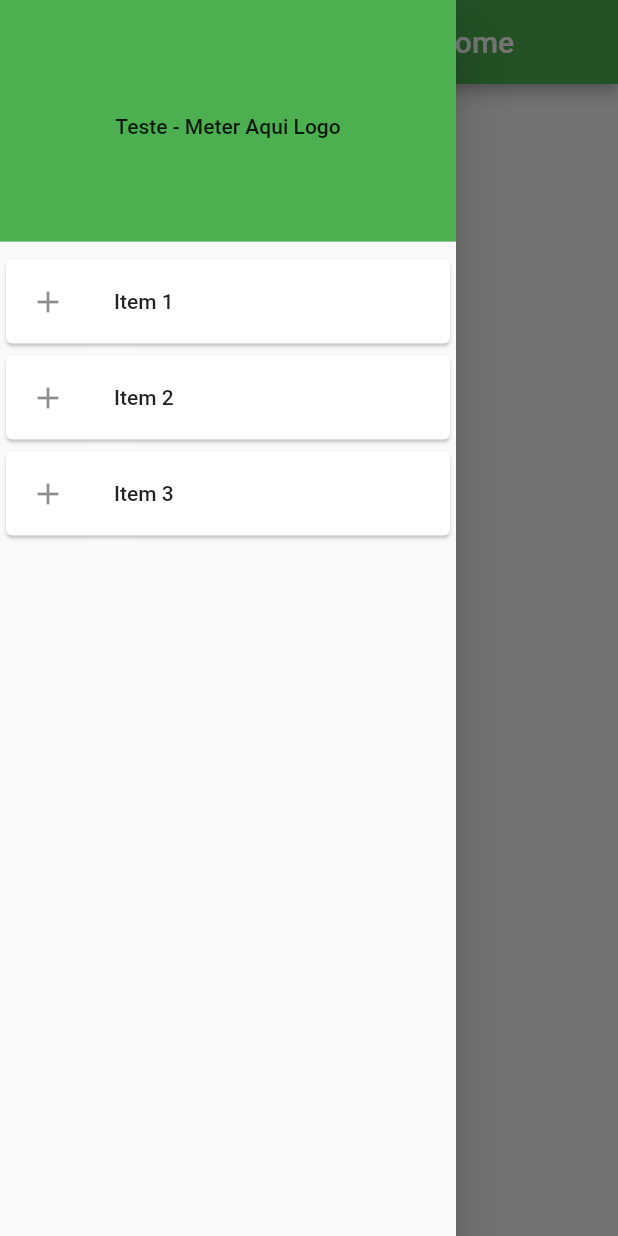
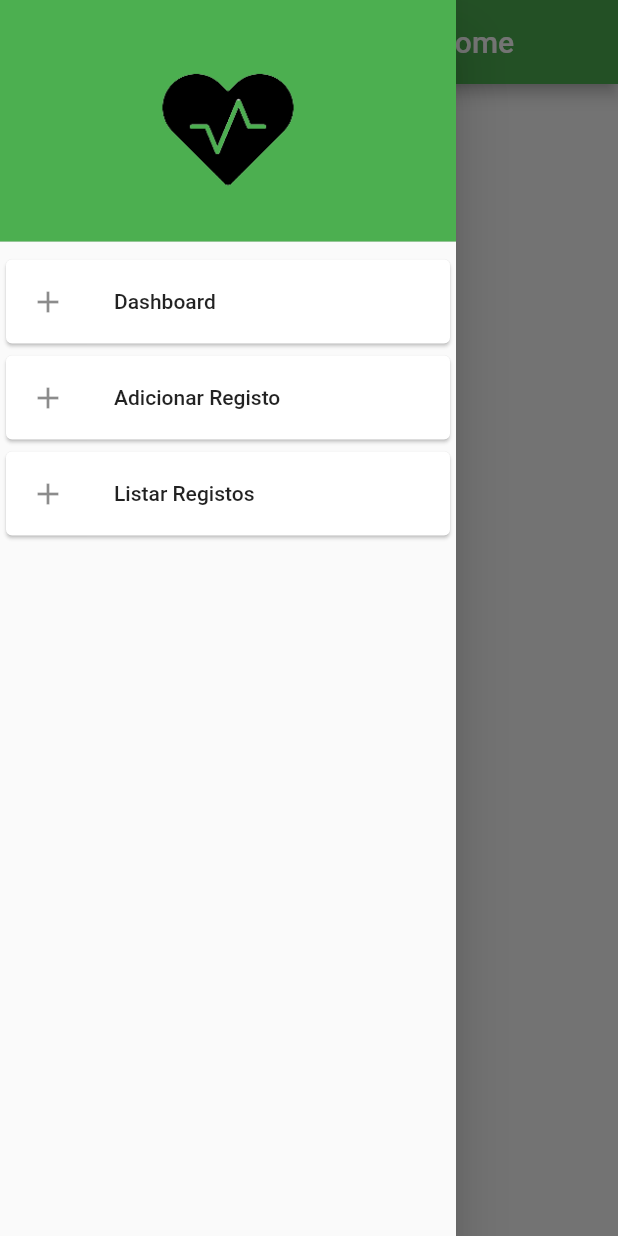
Before and after one commit to Pedro-Costa-Uni-Projects/Projeto-Flutter, a Flutter app: the screen it shows after launch, with the side drawer open, on a phone screen of 412 x 824 dp. Run offline on Flutter 3.47's test engine with Material 2 defaults, Android fonts, the phone set to English and light mode, and no system bars.

Commit message:
Base app created

```diff
--- a/lib/main.dart
+++ b/lib/main.dart
@@ -1,4 +1,5 @@
 import 'package:flutter/material.dart';
+import 'package:mini_projeto/screens/dashboard.dart';
 
 void main() => runApp(const Main());
 
@@ -13,102 +14,7 @@ class Main extends StatelessWidget {
       theme: ThemeData(
         primarySwatch: Colors.green,
       ),
-      home: const Dashboard(title: 'Mini-Projeto CD - Mudar nome'),
+      home: const Dashboard(),
     );
   }
 }
-
-class Dashboard extends StatefulWidget {
-  const Dashboard({Key? key, required this.title}) : super(key: key);
-
-  final String title;
-
-  @override
-  State<Dashboard> createState() => _DashboardState();
-}
-
-class _DashboardState extends State<Dashboard> {
-
-  @override
-  Widget build(BuildContext context) {
-    // This method is rerun every time setState is called, for instance as done
-    // by the _incrementCounter method above.
-    //
-    // The Flutter framework has been optimized to make rerunning build methods
-    // fast, so that you can just rebuild anything that needs updating rather
-    // than having to individually change instances of widgets.
-    return Scaffold(
-      appBar: AppBar(
-        // Here we take the value from the MyHomePage object that was created by
-        // the App.build method, and use it to set our appbar title.
-        title: Text(widget.title),
-      ),
-      body: Center(
-        child: Text("Teste"),
-      ),
-      drawer: Drawer(
-        child: ListView(
-          padding: EdgeInsets.zero,
-          children: [
-            const DrawerHeader(
-              decoration: BoxDecoration(
-                color: Colors.green,
-              ),
-              child: Center(
-                child: Text("Teste - Meter Aqui Logo"),
-              ),
-            ),
-            Card(
-              child: ListTile(
-                leading: Icon(Icons.add),
-                title: Text('Item 1'),
-                //subtitle: Text('Subtitulo Item 1'),
-                onTap: () {
-                  /*
-                  Navigator.push(
-                    context,
-                    MaterialPageRoute(builder: (context) => HistoricScreen()),
-                  );
-                  */
-                  Navigator.pop(context);
-                },
-              ),
-            ),
-            Card(
-              child: ListTile(
-                leading: Icon(Icons.add),
-                title: Text('Item 2'),
-                //subtitle: Text('Subtitulo Item 2'),
-                onTap: () {
-                  /*
-                Navigator.push(
-                  context,
-                  MaterialPageRoute(builder: (context) => HistoricScreen()),
-                );
-                */
-                  Navigator.pop(context);
-                },
-              ),
-            ),
-            Card(
-              child: ListTile(
-                leading: Icon(Icons.add),
-                title: Text('Item 3'),
-                //subtitle: Text('Subtitulo Item 3'),
-                onTap: () {
-                  /*
-                  Navigator.push(
-                    context,
-                    MaterialPageRoute(builder: (context) => HistoricScreen()),
-                  );
-                  */
-                  Navigator.pop(context);
-                },
-              ),
-            ),
-          ],
-        ),
-      ),
-    );
-  }
-}
--- /dev/null
+++ b/lib/model/registo.dart
@@ -0,0 +1,9 @@
+class Registo {
+  double peso;
+  bool alimentacao;
+  int nota;
+  String observacoes;
+
+  Registo(this.peso, this.alimentacao, this.nota, this.observacoes);
+
+}
--- /dev/null
+++ b/lib/screens/dashboard.dart
@@ -0,0 +1,89 @@
+import 'package:flutter/material.dart';
+
+class Dashboard extends StatefulWidget {
+  const Dashboard({Key? key}) : super(key: key);
+
+  final String title = "Mini-Projeto CD - Mudar nome";
+
+  @override
+  State<Dashboard> createState() => _DashboardState();
+}
+
+class _DashboardState extends State<Dashboard> {
+
+  @override
+  Widget build(BuildContext context) {
+    return Scaffold(
+      appBar: AppBar(
+        // Here we take the value from the MyHomePage object that was created by
+        // the App.build method, and use it to set our appbar title.
+        title: Text(widget.title),
+      ),
+      body: Center(
+        child: Text("Teste"),
+      ),
+      drawer: Drawer(
+        child: ListView(
+          padding: EdgeInsets.zero,
+          children: [
+            DrawerHeader(
+              decoration: BoxDecoration(
+                color: Colors.green,
+              ),
+              child: Center(
+                child: Image.asset('lib/assets/drawer_logo.png'),
+              ),
+            ),
+            Card(
+              child: ListTile(
+                leading: Icon(Icons.add),
+                title: const Text('Dashboard'),
+                //subtitle: Text('Subtitulo Item 1'),
+                onTap: () {
+                  Navigator.push(
+                    context,
+                    MaterialPageRoute(builder: (context) => const Dashboard()),
+                  );
+
+                  //Navigator.pop(context);
+                },
+              ),
+            ),
+            Card(
+              child: ListTile(
+                leading: Icon(Icons.add),
+                title: Text('Adicionar Registo'),
+                //subtitle: Text('Subtitulo Item 2'),
+                onTap: () {
+                  /*
+                Navigator.push(
+                  context,
+                  MaterialPageRoute(builder: (context) => HistoricScreen()),
+                );
+                */
+                  Navigator.pop(context);
+                },
+              ),
+            ),
+            Card(
+              child: ListTile(
+                leading: Icon(Icons.add),
+                title: Text('Listar Registos'),
+                //subtitle: Text('Subtitulo Item 3'),
+                onTap: () {
+                  /*
+                  Navigator.push(
+                    context,
+                    MaterialPageRoute(builder: (context) => HistoricScreen()),
+                  );
+                  */
+                  Navigator.pop(context);
+                },
+              ),
+            ),
+          ],
+        ),
+      ),
+    );
+  }
+}
--- /dev/null
+++ b/lib/screens/editar.dart
@@ -0,0 +1 @@
+import 'package:flutter/material.dart';
--- /dev/null
+++ b/lib/screens/listagem.dart
@@ -0,0 +1 @@
+import 'package:flutter/material.dart';
--- /dev/null
+++ b/lib/screens/visualizar.dart
@@ -0,0 +1 @@
+import 'package:flutter/material.dart';
--- a/pubspec.yaml
+++ b/pubspec.yaml
@@ -61,6 +61,8 @@ flutter:
   # assets:
   #   - images/a_dot_burr.jpeg
   #   - images/a_dot_ham.jpeg
+  assets:
+    - lib/assets/drawer_logo.png
 
   # An image asset can refer to one or more resolution-specific "variants", see
   # https://flutter.dev/assets-and-images/#resolution-aware.
```
Also changed, not shown: lib/data/datasource.dart (added, +28 -0 lines), lib/assets/drawer_logo.png (added), lib/screens/adicionar.dart (added).
